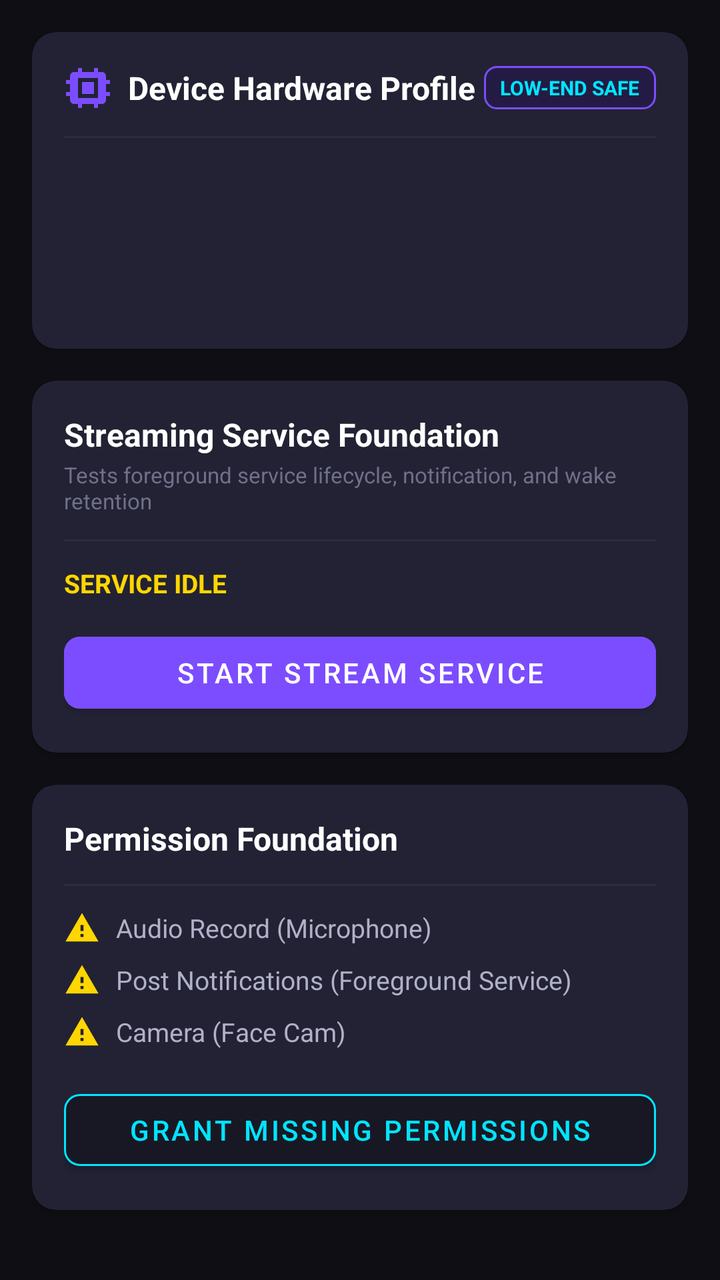
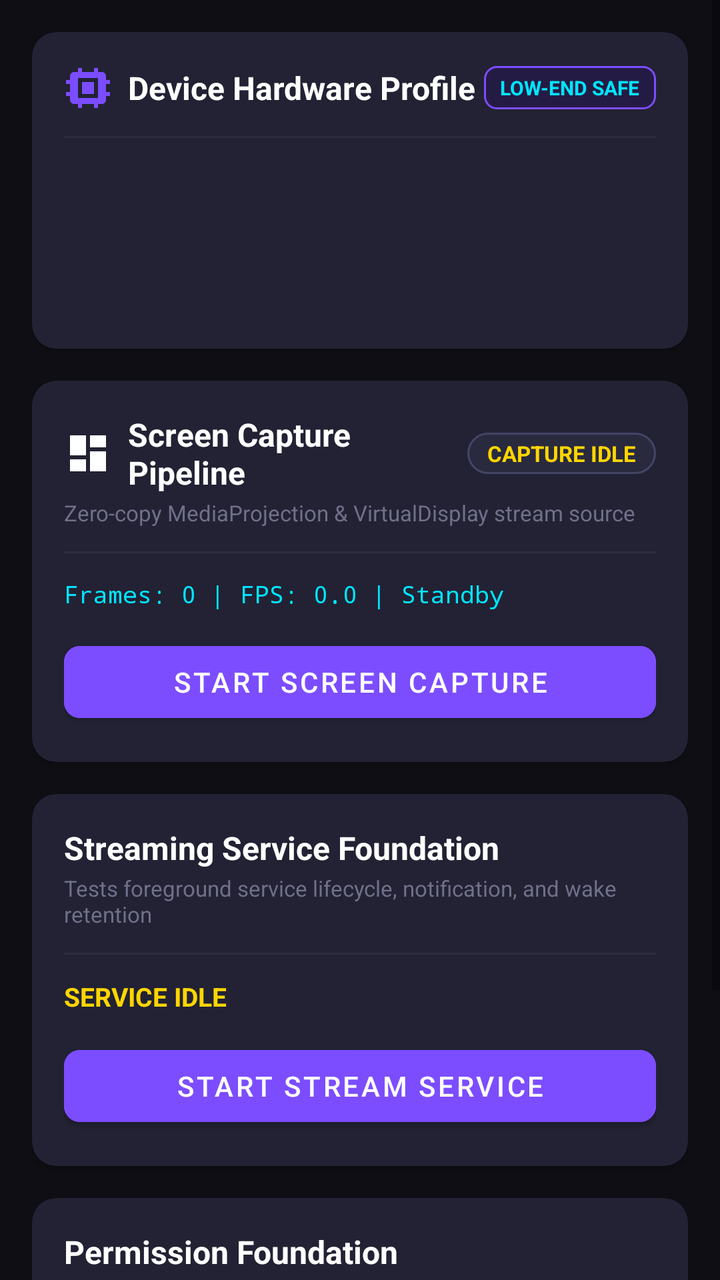

Before-and-after screenshots of an Android layout around one commit, followed by the original layout XML and the change that was made.
<!-- AndroidManifest.xml: application theme Theme.FairyLive -->
<!-- res/layout/fragment_dashboard.xml -->
<?xml version="1.0" encoding="utf-8"?>
<ScrollView xmlns:android="http://schemas.android.com/apk/res/android"
    xmlns:app="http://schemas.android.com/apk/res-auto"
    android:layout_width="match_parent"
    android:layout_height="match_parent"
    android:background="@color/bg_primary"
    android:fillViewport="true">

    <LinearLayout
        android:layout_width="match_parent"
        android:layout_height="wrap_content"
        android:orientation="vertical"
        android:padding="16dp">

        
        <androidx.cardview.widget.CardView
            android:id="@+id/card_capability"
            android:layout_width="match_parent"
            android:layout_height="wrap_content"
            android:layout_marginBottom="16dp"
            app:cardBackgroundColor="@color/bg_card"
            app:cardCornerRadius="12dp"
            app:cardElevation="2dp">

            <LinearLayout
                android:layout_width="match_parent"
                android:layout_height="wrap_content"
                android:orientation="vertical"
                android:padding="16dp">

                <LinearLayout
                    android:layout_width="match_parent"
                    android:layout_height="wrap_content"
                    android:gravity="center_vertical"
                    android:orientation="horizontal">

                    <ImageView
                        android:layout_width="24dp"
                        android:layout_height="24dp"
                        android:src="@drawable/ic_chip" />

                    <TextView
                        android:layout_width="0dp"
                        android:layout_height="wrap_content"
                        android:layout_marginStart="8dp"
                        android:layout_weight="1"
                        android:text="Device Hardware Profile"
                        android:textColor="@color/text_primary"
                        android:textSize="16sp"
                        android:textStyle="bold" />

                    <TextView
                        android:id="@+id/tv_recommended_profile_tag"
                        android:layout_width="wrap_content"
                        android:layout_height="wrap_content"
                        android:background="@drawable/bg_tag_rounded"
                        android:paddingHorizontal="8dp"
                        android:paddingVertical="4dp"
                        android:text="LOW-END SAFE"
                        android:textColor="@color/fairy_cyan"
                        android:textSize="10sp"
                        android:textStyle="bold" />
                </LinearLayout>

                <View
                    android:layout_width="match_parent"
                    android:layout_height="1dp"
                    android:layout_marginVertical="12dp"
                    android:background="@color/divider_color" />

                <TextView
                    android:id="@+id/tv_device_info"
                    android:layout_width="match_parent"
                    android:layout_height="wrap_content"
                    android:textColor="@color/text_secondary"
                    android:textSize="12sp" />

                <TextView
                    android:id="@+id/tv_ram_info"
                    android:layout_width="match_parent"
                    android:layout_height="wrap_content"
                    android:layout_marginTop="4dp"
                    android:textColor="@color/text_secondary"
                    android:textSize="12sp" />

                <TextView
                    android:id="@+id/tv_cpu_info"
                    android:layout_width="match_parent"
                    android:layout_height="wrap_content"
                    android:layout_marginTop="4dp"
                    android:textColor="@color/text_secondary"
                    android:textSize="12sp" />

                <TextView
                    android:id="@+id/tv_encoder_info"
                    android:layout_width="match_parent"
                    android:layout_height="wrap_content"
                    android:layout_marginTop="4dp"
                    android:textColor="@color/fairy_cyan"
                    android:textSize="12sp" />

            </LinearLayout>
        </androidx.cardview.widget.CardView>

        
        <androidx.cardview.widget.CardView
            android:id="@+id/card_service"
            android:layout_width="match_parent"
            android:layout_height="wrap_content"
            android:layout_marginBottom="16dp"
            app:cardBackgroundColor="@color/bg_card"
            app:cardCornerRadius="12dp"
            app:cardElevation="2dp">

            <LinearLayout
                android:layout_width="match_parent"
                android:layout_height="wrap_content"
                android:orientation="vertical"
                android:padding="16dp">

                <TextView
                    android:layout_width="wrap_content"
                    android:layout_height="wrap_content"
                    android:text="Streaming Service Foundation"
                    android:textColor="@color/text_primary"
                    android:textSize="16sp"
                    android:textStyle="bold" />

                <TextView
                    android:layout_width="wrap_content"
                    android:layout_height="wrap_content"
                    android:layout_marginTop="2dp"
                    android:text="Tests foreground service lifecycle, notification, and wake retention"
                    android:textColor="@color/text_muted"
                    android:textSize="11sp" />

                <View
                    android:layout_width="match_parent"
                    android:layout_height="1dp"
                    android:layout_marginVertical="12dp"
                    android:background="@color/divider_color" />

                <TextView
                    android:id="@+id/tv_service_status"
                    android:layout_width="match_parent"
                    android:layout_height="wrap_content"
                    android:text="@string/status_service_stopped"
                    android:textColor="@color/status_amber"
                    android:textSize="13sp"
                    android:textStyle="bold" />

                <com.google.android.material.button.MaterialButton
                    android:id="@+id/btn_toggle_service"
                    android:layout_width="match_parent"
                    android:layout_height="wrap_content"
                    android:layout_marginTop="12dp"
                    android:backgroundTint="@color/fairy_purple"
                    android:text="@string/btn_start_service"
                    android:textColor="@color/text_primary"
                    app:cornerRadius="8dp" />

            </LinearLayout>
        </androidx.cardview.widget.CardView>

        
        <androidx.cardview.widget.CardView
            android:id="@+id/card_permissions"
            android:layout_width="match_parent"
            android:layout_height="wrap_content"
            app:cardBackgroundColor="@color/bg_card"
            app:cardCornerRadius="12dp"
            app:cardElevation="2dp">

            <LinearLayout
                android:layout_width="match_parent"
                android:layout_height="wrap_content"
                android:orientation="vertical"
                android:padding="16dp">

                <TextView
                    android:layout_width="wrap_content"
                    android:layout_height="wrap_content"
                    android:text="Permission Foundation"
                    android:textColor="@color/text_primary"
                    android:textSize="16sp"
                    android:textStyle="bold" />

                <View
                    android:layout_width="match_parent"
                    android:layout_height="1dp"
                    android:layout_marginVertical="12dp"
                    android:background="@color/divider_color" />

                
                <LinearLayout
                    android:layout_width="match_parent"
                    android:layout_height="wrap_content"
                    android:gravity="center_vertical"
                    android:orientation="horizontal">

                    <ImageView
                        android:id="@+id/iv_audio_perm_icon"
                        android:layout_width="18dp"
                        android:layout_height="18dp"
                        android:src="@drawable/ic_warning" />

                    <TextView
                        android:id="@+id/tv_audio_perm_label"
                        android:layout_width="wrap_content"
                        android:layout_height="wrap_content"
                        android:layout_marginStart="8dp"
                        android:text="Audio Record (Microphone)"
                        android:textColor="@color/text_secondary"
                        android:textSize="13sp" />
                </LinearLayout>

                
                <LinearLayout
                    android:layout_width="match_parent"
                    android:layout_height="wrap_content"
                    android:layout_marginTop="8dp"
                    android:gravity="center_vertical"
                    android:orientation="horizontal">

                    <ImageView
                        android:id="@+id/iv_notify_perm_icon"
                        android:layout_width="18dp"
                        android:layout_height="18dp"
                        android:src="@drawable/ic_warning" />

                    <TextView
                        android:id="@+id/tv_notify_perm_label"
                        android:layout_width="wrap_content"
                        android:layout_height="wrap_content"
                        android:layout_marginStart="8dp"
                        android:text="Post Notifications (Foreground Service)"
                        android:textColor="@color/text_secondary"
                        android:textSize="13sp" />
                </LinearLayout>

                
                <LinearLayout
                    android:layout_width="match_parent"
                    android:layout_height="wrap_content"
                    android:layout_marginTop="8dp"
                    android:gravity="center_vertical"
                    android:orientation="horizontal">

                    <ImageView
                        android:id="@+id/iv_camera_perm_icon"
                        android:layout_width="18dp"
                        android:layout_height="18dp"
                        android:src="@drawable/ic_warning" />

                    <TextView
                        android:id="@+id/tv_camera_perm_label"
                        android:layout_width="wrap_content"
                        android:layout_height="wrap_content"
                        android:layout_marginStart="8dp"
                        android:text="Camera (Face Cam)"
                        android:textColor="@color/text_secondary"
                        android:textSize="13sp" />
                </LinearLayout>

                <com.google.android.material.button.MaterialButton
                    android:id="@+id/btn_request_permissions"
                    android:layout_width="match_parent"
                    android:layout_height="wrap_content"
                    android:layout_marginTop="16dp"
                    android:backgroundTint="@color/bg_surface"
                    android:text="@string/btn_grant_permissions"
                    android:textColor="@color/fairy_cyan"
                    app:cornerRadius="8dp"
                    app:strokeColor="@color/fairy_cyan"
                    app:strokeWidth="1dp" />

            </LinearLayout>
        </androidx.cardview.widget.CardView>

    </LinearLayout>
</ScrollView>
<!-- resources referenced by this layout -->
<resources>
  <color name="bg_card">#222234</color>
  <color name="bg_primary">#0E0E14</color>
  <color name="bg_surface">#181824</color>
  <color name="divider_color">#2C2C40</color>
  <color name="fairy_cyan">#00E5FF</color>
  <color name="fairy_purple">#7C4DFF</color>
  <color name="status_amber">#FFD600</color>
  <color name="text_muted">#70708A</color>
  <color name="text_primary">#FFFFFF</color>
  <color name="text_secondary">#B0B0C8</color>
  <!-- drawable bg_tag_rounded (drawable) -->
  <?xml version="1.0" encoding="utf-8"?>
  <shape xmlns:android="http://schemas.android.com/apk/res/android"
      android:shape="rectangle">
      <solid android:color="#241B44" />
      <stroke
          android:width="1dp"
          android:color="@color/fairy_purple" />
      <corners android:radius="6dp" />
  </shape>
  <!-- drawable ic_chip (drawable) -->
  <vector xmlns:android="http://schemas.android.com/apk/res/android"
      android:width="24dp"
      android:height="24dp"
      android:viewportWidth="24"
      android:viewportHeight="24">
      <path
          android:fillColor="#FF7C4DFF"
          android:pathData="M9,2v2h6V2h2v2h2c1.1,0 2,0.9 2,2v2h2v2h-2v4h2v2h-2v2c0,1.1 -0.9,2 -2,2h-2v2h-2v-2H9v2H7v-2H5c-1.1,0 -2,-0.9 -2,-2v-2H1v-2h2v-4H1V8h2V6c0,-1.1 0.9,-2 2,-2h2V2H9z M17,17V7H7v10H17z M9,9h6v6H9V9z" />
  </vector>
  <!-- drawable ic_warning (drawable) -->
  <vector xmlns:android="http://schemas.android.com/apk/res/android"
      android:width="24dp"
      android:height="24dp"
      android:viewportWidth="24"
      android:viewportHeight="24">
      <path
          android:fillColor="#FFFFD600"
          android:pathData="M1,21h22L12,2 1,21zm12,-3h-2v-2h2v2zm0,-4h-2v-4h2v4z" />
  </vector>
  <string name="btn_grant_permissions">Grant Missing Permissions</string>
  <string name="btn_start_service">Start Stream Service</string>
  <string name="status_service_stopped">SERVICE IDLE</string>
  <style name="Theme.FairyLive" parent="Theme.MaterialComponents.DayNight.NoActionBar">
          <item name="colorPrimary">@color/fairy_purple</item>
          <item name="colorPrimaryVariant">@color/fairy_purple_dark</item>
          <item name="colorOnPrimary">@color/text_primary</item>
  
          <item name="colorSecondary">@color/fairy_cyan</item>
          <item name="colorSecondaryVariant">@color/fairy_cyan</item>
          <item name="colorOnSecondary">@color/bg_primary</item>
  
          <item name="android:statusBarColor">@color/bg_primary</item>
          <item name="android:navigationBarColor">@color/bg_primary</item>
          <item name="android:windowBackground">@color/bg_primary</item>
      </style>
  <color name="fairy_purple_dark">#512DA8</color>
</resources>

<!-- the commit's change to res/layout/fragment_dashboard.xml (unified diff, before → after) -->
@@ -104,6 +104,129 @@
 
         
         <androidx.cardview.widget.CardView
+            android:id="@+id/card_capture"
+            android:layout_width="match_parent"
+            android:layout_height="wrap_content"
+            android:layout_marginBottom="16dp"
+            app:cardBackgroundColor="@color/bg_card"
+            app:cardCornerRadius="12dp"
+            app:cardElevation="2dp">
+
+            <LinearLayout
+                android:layout_width="match_parent"
+                android:layout_height="wrap_content"
+                android:orientation="vertical"
+                android:padding="16dp">
+
+                <LinearLayout
+                    android:layout_width="match_parent"
+                    android:layout_height="wrap_content"
+                    android:gravity="center_vertical"
+                    android:orientation="horizontal">
+
+                    <ImageView
+                        android:layout_width="24dp"
+                        android:layout_height="24dp"
+                        android:src="@drawable/ic_dashboard" />
+
+                    <TextView
+                        android:layout_width="0dp"
+                        android:layout_height="wrap_content"
+                        android:layout_marginStart="8dp"
+                        android:layout_weight="1"
+                        android:text="Screen Capture Pipeline"
+                        android:textColor="@color/text_primary"
+                        android:textSize="16sp"
+                        android:textStyle="bold" />
+
+                    <TextView
+                        android:id="@+id/tv_capture_status_badge"
+                        android:layout_width="wrap_content"
+                        android:layout_height="wrap_content"
+                        android:background="@drawable/bg_status_badge"
+                        android:paddingHorizontal="10dp"
+                        android:paddingVertical="3dp"
+                        android:text="CAPTURE IDLE"
+                        android:textColor="@color/status_amber"
+                        android:textSize="11sp"
+                        android:textStyle="bold" />
+                </LinearLayout>
+
+                <TextView
+                    android:layout_width="wrap_content"
+                    android:layout_height="wrap_content"
+                    android:layout_marginTop="2dp"
+                    android:text="Zero-copy MediaProjection &amp; VirtualDisplay stream source"
+                    android:textColor="@color/text_muted"
+                    android:textSize="11sp" />
+
+                <View
+                    android:layout_width="match_parent"
+                    android:layout_height="1dp"
+                    android:layout_marginVertical="12dp"
+                    android:background="@color/divider_color" />
+
+                <TextView
+                    android:id="@+id/tv_capture_telemetry"
+                    android:layout_width="match_parent"
+                    android:layout_height="wrap_content"
+                    android:fontFamily="monospace"
+                    android:text="Frames: 0 | FPS: 0.0 | Standby"
+                    android:textColor="@color/fairy_cyan"
+                    android:textSize="12sp" />
+
+                
+                <com.google.android.material.button.MaterialButton
+                    android:id="@+id/btn_start_capture"
+                    android:layout_width="match_parent"
+                    android:layout_height="wrap_content"
+                    android:layout_marginTop="12dp"
+                    android:backgroundTint="@color/fairy_purple"
+                    android:text="Start Screen Capture"
+                    android:textColor="@color/text_primary"
+                    app:cornerRadius="8dp" />
+
+                
+                <LinearLayout
+                    android:id="@+id/layout_capture_active_controls"
+                    android:layout_width="match_parent"
+                    android:layout_height="wrap_content"
+                    android:layout_marginTop="8dp"
+                    android:orientation="horizontal"
+                    android:visibility="gone">
+
+                    <com.google.android.material.button.MaterialButton
+                        android:id="@+id/btn_pause_capture"
+                        android:layout_width="0dp"
+                        android:layout_height="wrap_content"
+                        android:layout_marginEnd="6dp"
+                        android:layout_weight="1"
+                        android:backgroundTint="@color/bg_surface"
+                        android:text="Pause"
+                        android:textColor="@color/status_amber"
+                        app:cornerRadius="8dp"
+                        app:strokeColor="@color/status_amber"
+                        app:strokeWidth="1dp" />
+
+                    <com.google.android.material.button.MaterialButton
+                        android:id="@+id/btn_stop_capture"
+                        android:layout_width="0dp"
+                        android:layout_height="wrap_content"
+                        android:layout_marginStart="6dp"
+                        android:layout_weight="1"
+                        android:backgroundTint="@color/bg_surface"
+                        android:text="Stop"
+                        android:textColor="@color/status_red"
+                        app:cornerRadius="8dp"
+                        app:strokeColor="@color/status_red"
+                        app:strokeWidth="1dp" />
+                </LinearLayout>
+
+            </LinearLayout>
+        </androidx.cardview.widget.CardView>
+
+        
+        <androidx.cardview.widget.CardView
             android:id="@+id/card_service"
             android:layout_width="match_parent"
             android:layout_height="wrap_content"
<!-- resource entries referenced after the edit -->
@@ -7,9 +7,20 @@
   <color name="fairy_cyan">#00E5FF</color>
   <color name="fairy_purple">#7C4DFF</color>
   <color name="status_amber">#FFD600</color>
+  <color name="status_red">#FF5252</color>
   <color name="text_muted">#70708A</color>
   <color name="text_primary">#FFFFFF</color>
   <color name="text_secondary">#B0B0C8</color>
+  <!-- drawable bg_status_badge (drawable) -->
+  <?xml version="1.0" encoding="utf-8"?>
+  <shape xmlns:android="http://schemas.android.com/apk/res/android"
+      android:shape="rectangle">
+      <solid android:color="#2A2A3E" />
+      <stroke
+          android:width="1dp"
+          android:color="#444466" />
+      <corners android:radius="20dp" />
+  </shape>
   <!-- drawable bg_tag_rounded (drawable) -->
   <?xml version="1.0" encoding="utf-8"?>
   <shape xmlns:android="http://schemas.android.com/apk/res/android"
@@ -29,6 +40,16 @@
       <path
           android:fillColor="#FF7C4DFF"
           android:pathData="M9,2v2h6V2h2v2h2c1.1,0 2,0.9 2,2v2h2v2h-2v4h2v2h-2v2c0,1.1 -0.9,2 -2,2h-2v2h-2v-2H9v2H7v-2H5c-1.1,0 -2,-0.9 -2,-2v-2H1v-2h2v-4H1V8h2V6c0,-1.1 0.9,-2 2,-2h2V2H9z M17,17V7H7v10H17z M9,9h6v6H9V9z" />
+  </vector>
+  <!-- drawable ic_dashboard (drawable) -->
+  <vector xmlns:android="http://schemas.android.com/apk/res/android"
+      android:width="24dp"
+      android:height="24dp"
+      android:viewportWidth="24"
+      android:viewportHeight="24">
+      <path
+          android:fillColor="#FFFFFFFF"
+          android:pathData="M3,13h8V3H3V13z M3,21h8v-6H3V21z M13,21h8V11h-8V21z M13,3v6h8V3H13z" />
   </vector>
   <!-- drawable ic_warning (drawable) -->
   <vector xmlns:android="http://schemas.android.com/apk/res/android"
